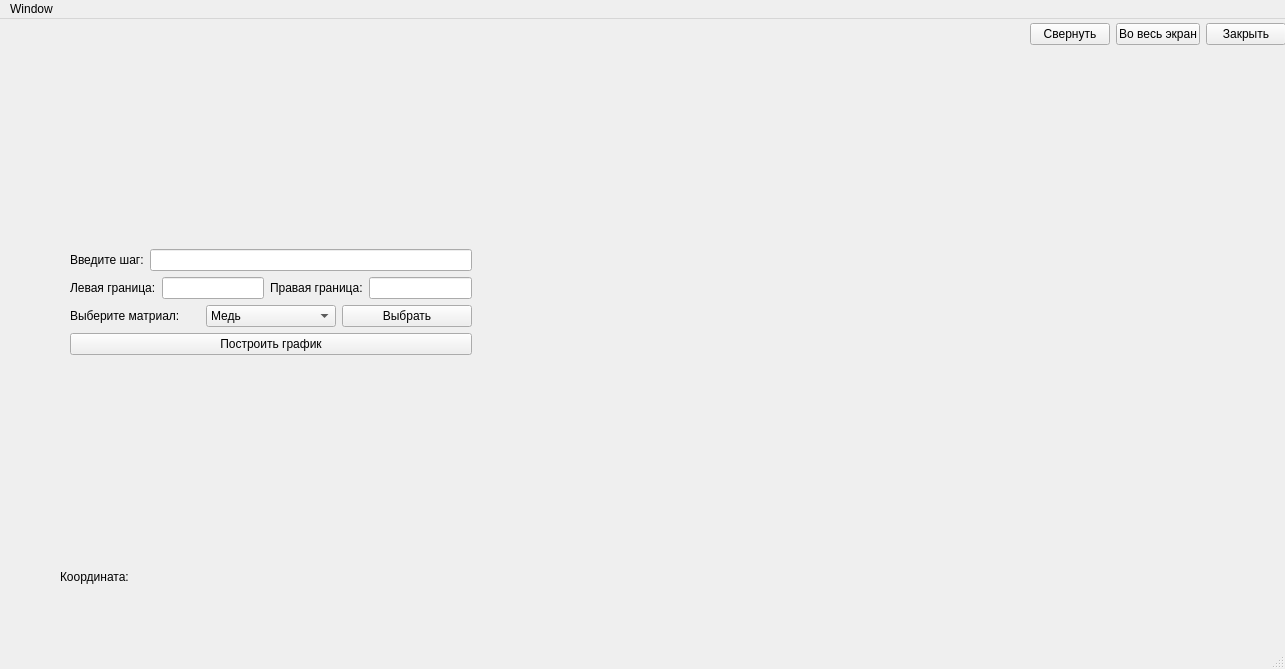
Above: mainwindow.ui from Athhh/Diplom before the change. Below: the same form after it.
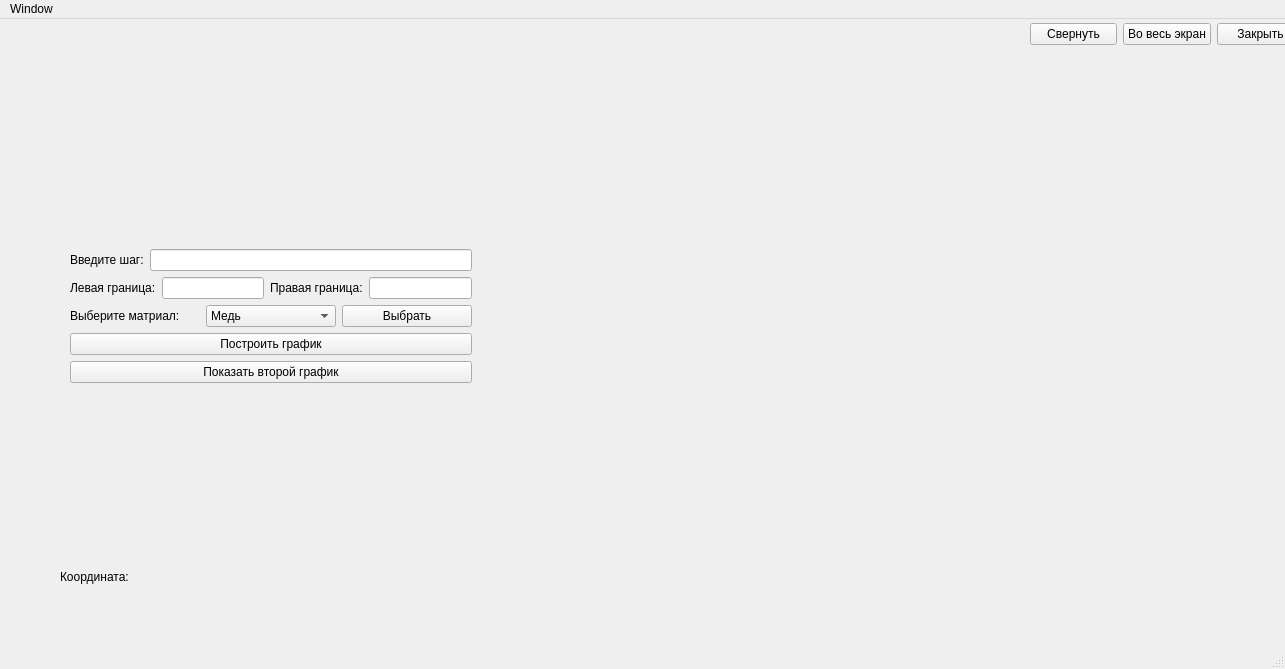
That is the form after the change. Custom widgets are drawn as their Qt base class.

```diff
--- a/mainwindow.ui
+++ b/mainwindow.ui
@@ -30,7 +30,7 @@
       <x>70</x>
       <y>230</y>
       <width>402</width>
-      <height>144</height>
+      <height>169</height>
      </rect>
     </property>
     <layout class="QFormLayout" name="formLayout">
@@ -112,6 +112,13 @@
        </property>
       </widget>
      </item>
+     <item row="5" column="0" colspan="2">
+      <widget class="QPushButton" name="set_visible">
+       <property name="text">
+        <string>Показать второй график</string>
+       </property>
+      </widget>
+     </item>
     </layout>
    </widget>
    <widget class="QWidget" name="horizontalLayoutWidget">
@@ -119,7 +126,7 @@
      <rect>
       <x>1030</x>
       <y>0</y>
-      <width>256</width>
+      <width>274</width>
       <height>31</height>
      </rect>
     </property>
```
Left out of the diff: 4 changed lines with no effect on the pictures.
